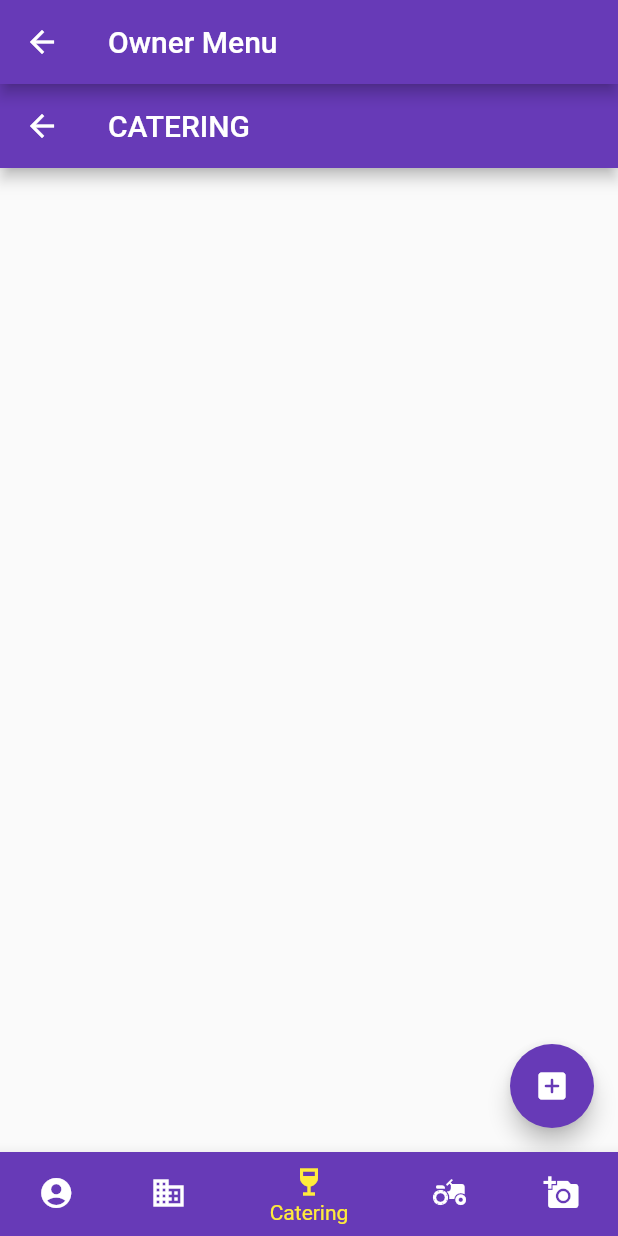
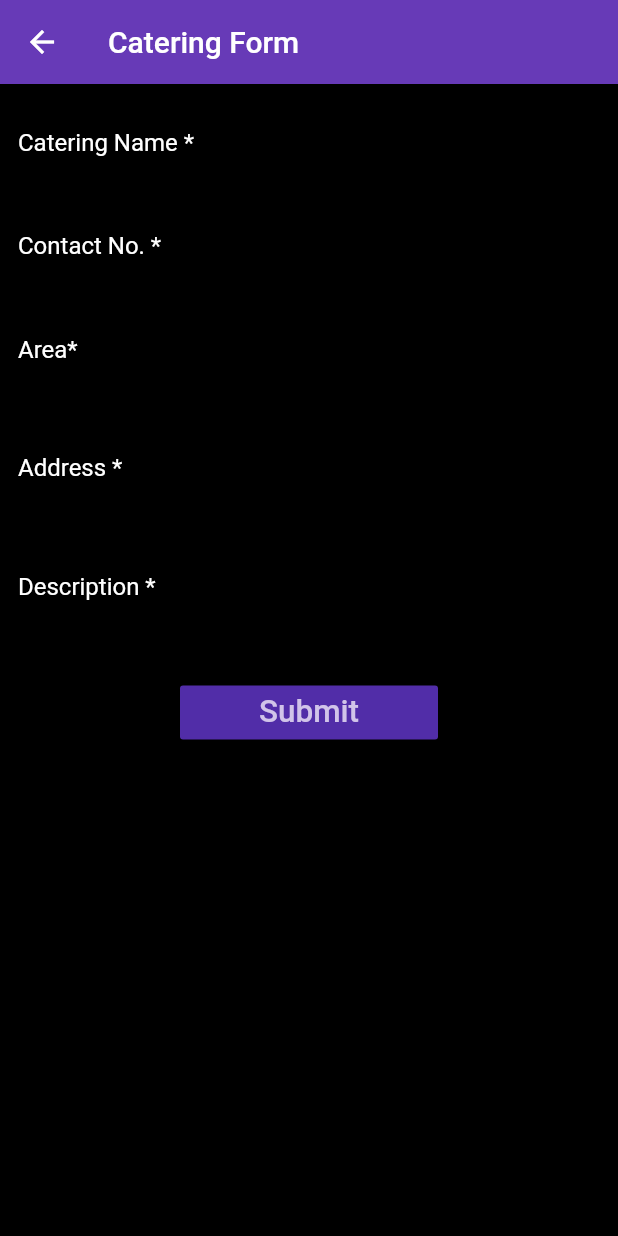
Before and after one commit to Usman12040/shadihal, a Flutter app: the Ownerprofile screen opened directly, item 3 of the bottom bar chosen, after a tap on the "add box" icon, on a phone screen of 412 x 824 dp. Run offline on Flutter 3.47's test engine with Material 2 defaults, Android fonts, the phone set to English and light mode, and no system bars; our stand-ins replace carousel_pro, carousel_slider, get, image_picker, shared_preferences, sqflite; missing offline and left inert: multi_image_picker; accounts and stored records are empty.

Commit message:
'291220647'

```diff
--- /dev/null
+++ b/lib/screens/CateringForm.dart
@@ -0,0 +1,242 @@
+import 'package:flutter/material.dart';
+
+
+class CateringForm extends StatefulWidget {
+  @override
+  CateringFormState createState() {
+    return CateringFormState();
+  }
+}
+
+// Define a corresponding State class.
+// This class holds data related to the form.
+class CateringFormState extends State<CateringForm> {
+
+
+
+
+
+
+  // Create a global key that uniquely identifies the Form widget
+  // and allows validation of the form.
+  //
+  // Note: This is a `GlobalKey<FormState>`,
+  // not a GlobalKey<MyCustomFormState>.
+  final _formKey = GlobalKey<FormState>();
+
+  TextEditingController CaternameController = TextEditingController();
+  TextEditingController CatercontactController = TextEditingController();
+  TextEditingController CaterareaController = TextEditingController();
+  TextEditingController CateraddressController = TextEditingController();
+  TextEditingController CaterdescriptionController = TextEditingController();
+  @override
+  Widget build(BuildContext context) {
+
+    // Build a Form widget using the _formKey created above.
+    return  Scaffold(
+        backgroundColor: Colors.black,
+        appBar: AppBar(
+          title: Text("Catering Form"),
+        ),
+        body: Form(
+          key: _formKey,
+          child: ListView(
+            children: <Widget>[
+              //username
+              Padding(
+                  padding: EdgeInsets.only(top: 10.0,bottom: 10.0),
+                  child: TextFormField(
+                    style: TextStyle(color: Colors.white),
+                    controller: CaternameController,
+                    decoration: InputDecoration(
+                        labelText: 'Catering Name *',
+                        labelStyle: TextStyle(color: Colors.white),
+                        hintText: 'Enter your Catering Service Name',
+                        hintStyle: TextStyle(color: Colors.grey),
+                        border: OutlineInputBorder(
+                          borderRadius: BorderRadius.circular(5.0),
+                        )
+
+                    ),
+                    onChanged: (text){
+                      debugPrint('$CaternameController');
+                    },
+                    validator: (value) {
+                      if (value.isEmpty) {
+                        return 'This Field is Required ';
+                      }
+                      //if(value=="Catering"){
+                        //return 'This venue already exist';
+                      //}
+                      if(value.length>20){
+                        return 'Venue name should be less than 20';
+                      }
+                      return null;
+                    },
+
+
+                  )),
+              //Contact No.
+              TextFormField(
+                style: TextStyle(color: Colors.white),
+                keyboardType: TextInputType.number,
+                controller: CatercontactController,
+                decoration: InputDecoration(
+                    labelText: 'Contact No. *',
+                    labelStyle: TextStyle(color: Colors.white),
+                    hintText: 'Enter your 11-Digit Phone No.',
+                    hintStyle: TextStyle(color: Colors.grey),
+                    border: OutlineInputBorder(
+                      borderRadius: BorderRadius.circular(5.0),
+                    )
+
+                ),
+                onChanged: (text){
+                  //debugPrint('$text');
+                },
+                validator: (value) {
+                  if (value.isEmpty) {
+                    return 'This Field is Required ';
+                  }
+                  if (value.length!=11) {
+                    return 'Phone No. should be 11 Digits ';
+                  }
+                  return null;
+                },
+              ),
+             //Catering Area
+              Padding(
+                  padding: EdgeInsets.only(top: 10.0,bottom:10.0),
+
+                  child: TextFormField(
+                    style: TextStyle(color: Colors.white),
+                    controller: CaterareaController,
+                    decoration: InputDecoration(
+                        labelText: 'Area*',
+                        hintText: 'Enter Area',
+                        hintStyle: TextStyle(color: Colors.grey),
+                        labelStyle: TextStyle(color: Colors.white),
+                        border: OutlineInputBorder(
+                          borderRadius: BorderRadius.circular(5.0),
+                        )
+
+                    ),
+                    onChanged: (text){
+                      debugPrint('$CaterareaController');
+                    },
+                    validator: (value) {
+                      if (value.isEmpty) {
+                        return 'This Field is Required ';
+                      }
+                      if(value.length>30){
+                        return 'Area name length should be less than 30';
+                      }
+                      return null;
+                    },
+
+
+                  )),
+
+              Padding(
+                  padding: EdgeInsets.only(top: 10.0,bottom:10.0),
+
+                  child: TextFormField(
+
+                    style: TextStyle(color: Colors.white),
+                    controller: CateraddressController,
+                    decoration: InputDecoration(
+                        labelText: 'Address *',
+                        hintText: 'Enter full Address ',
+                        hintStyle: TextStyle(color: Colors.grey),
+                        labelStyle: TextStyle(color: Colors.white),
+                        border: OutlineInputBorder(
+                          borderRadius: BorderRadius.circular(5.0),
+                        )
+
+                    ),
+                    onChanged: (text)
+                    {
+                      debugPrint('$CateraddressController');
+                    },
+                    validator: (value) {
+                      if (value.isEmpty) {
+                        return 'This Field is Required ';
+                      }
+                      if(value.length>256){
+                        return 'This Field is too large';
+                      }
+                      return null;
+                    },
+
+
+                  )),
+
+          //CATERING DESCRIPTION
+              Padding(
+                  padding: EdgeInsets.only(top: 10.0,bottom:10.0),
+
+                  child: TextFormField(
+                    keyboardType: TextInputType.multiline,
+                    minLines: 1,
+                    maxLines: 20,
+                    style: TextStyle(color: Colors.white),
+                    controller: CaterdescriptionController,
+                    decoration: InputDecoration(
+                        labelText: 'Description *',
+                        hintText: 'Enter Description ',
+                        hintStyle: TextStyle(color: Colors.grey),
+                        labelStyle: TextStyle(color: Colors.white),
+                        border: OutlineInputBorder(
+                          borderRadius: BorderRadius.circular(5.0),
+                        )
+                    ),
+                    onChanged: (text)
+                    {
+                      debugPrint('$CaterdescriptionController');
+                    },
+                    validator: (value) {
+                      if (value.isEmpty) {
+                        return 'This Field is Required ';
+                      }
+                      if(value.length>500){
+                        return 'This Field is too large';
+                      }
+                      return null;
+                    },
+
+
+                  )),
+
+
+              Padding(
+                  padding: EdgeInsets.only(top:20.0,left: 120.00,right: 120.00),
+                  child: Builder(
+                      builder:(context)=> RaisedButton(
+                        color: Theme.of(context).primaryColorDark,
+                        textColor: Theme.of(context).primaryColorLight,
+
+                        child: Text(
+                          'Submit',
+                          textScaleFactor: 1.5,
+                        ),
+
+                        onPressed: ()
+                        {
+                          if(_formKey.currentState.validate())
+                          {
+                            //DB FUNCTION
+                          }
+                        },
+
+
+                      )))
+
+
+
+
+            ],
+          ),
+
+        ));
+  }
+}
--- a/lib/screens/OwnerProfile.dart
+++ b/lib/screens/OwnerProfile.dart
@@ -2,6 +2,7 @@ import 'package:flutter/cupertino.dart';
 import 'package:flutter/material.dart';
 import 'package:flutter/services.dart';
 import 'package:get/get.dart';
+import 'package:shadihal/screens/CateringForm.dart';
 import 'package:shadihal/screens/VenueForm.dart';
 
 class Ownerprofile extends StatefulWidget{
@@ -18,6 +19,9 @@ class ownerprofilestate extends State<Ownerprofile>{
   static  List<Widget> _widgetOptions = <Widget>[
     //OWNER PROFILE
     Scaffold(
+        appBar: AppBar(
+          title: Text("Owner Info"),
+        ),
       body: Column(
         mainAxisAlignment: MainAxisAlignment.spaceEvenly,
       children: <Widget>[
@@ -59,6 +63,7 @@ class ownerprofilestate extends State<Ownerprofile>{
       floatingActionButton: FloatingActionButton(
         onPressed: () {
           debugPrint('FAB clicked');
+          Get.to(CateringForm());
 
         },
 
@@ -107,7 +112,7 @@ class ownerprofilestate extends State<Ownerprofile>{
         tooltip: 'Add Photography',
         backgroundColor: Colors.deepPurple,
 
-        child: Icon(Icons.add_box_rounded),f
+        child: Icon(Icons.add_box_rounded),
 
       ),
     )
@@ -123,9 +128,7 @@ class ownerprofilestate extends State<Ownerprofile>{
   @override
   Widget build(BuildContext context) {
     return Scaffold(
-      appBar: AppBar(
-        title: Text("Owner Menu"),
-      ),
+
         body:Center(
           child: _widgetOptions.elementAt(_selectedIndex),
         ),
--- a/lib/screens/VenueForm.dart
+++ b/lib/screens/VenueForm.dart
@@ -110,7 +110,7 @@ class VenueFormState extends State<VenueForm> {
 
 
                   )),
-                //password
+              //VENUE MIN PRICE
               TextFormField(
                 style: TextStyle(color: Colors.white),
                 obscureText: true,
@@ -342,7 +342,6 @@ class VenueFormState extends State<VenueForm> {
                         border: OutlineInputBorder(
                           borderRadius: BorderRadius.circular(5.0),
                         )
-
                     ),
                     onChanged: (text)
                     {
```
Also changed, not shown: lib/screens/RentaCarForm.dart (added), pubspec.lock. Lines whose indentation alone changed are shown as unchanged.
